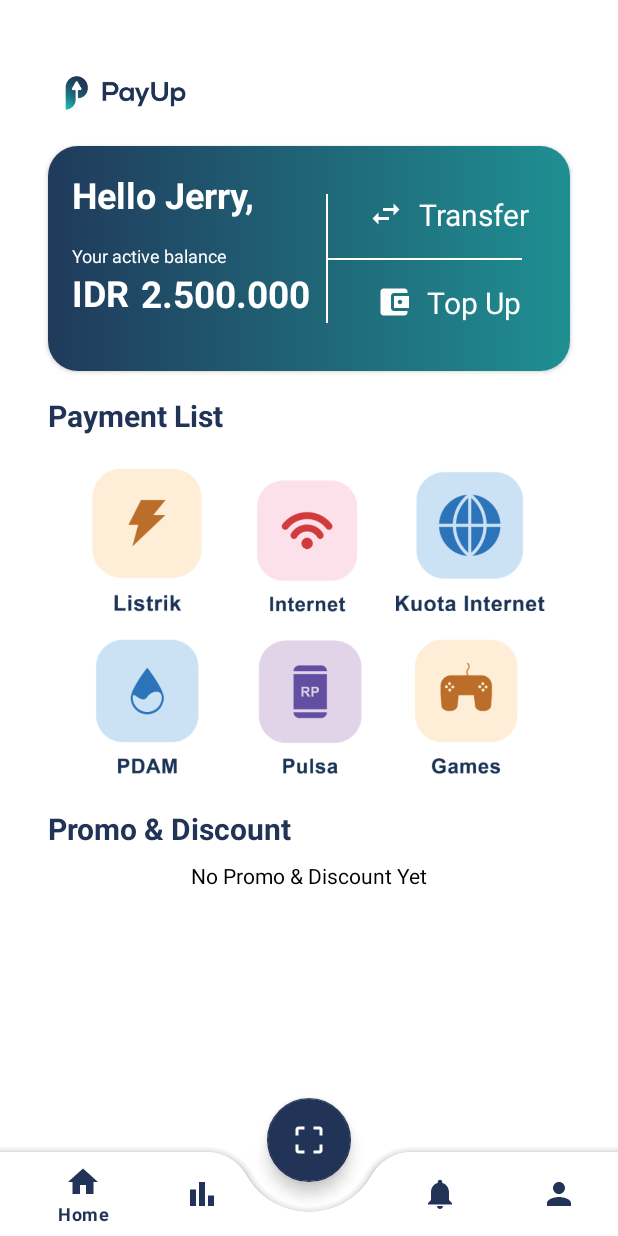
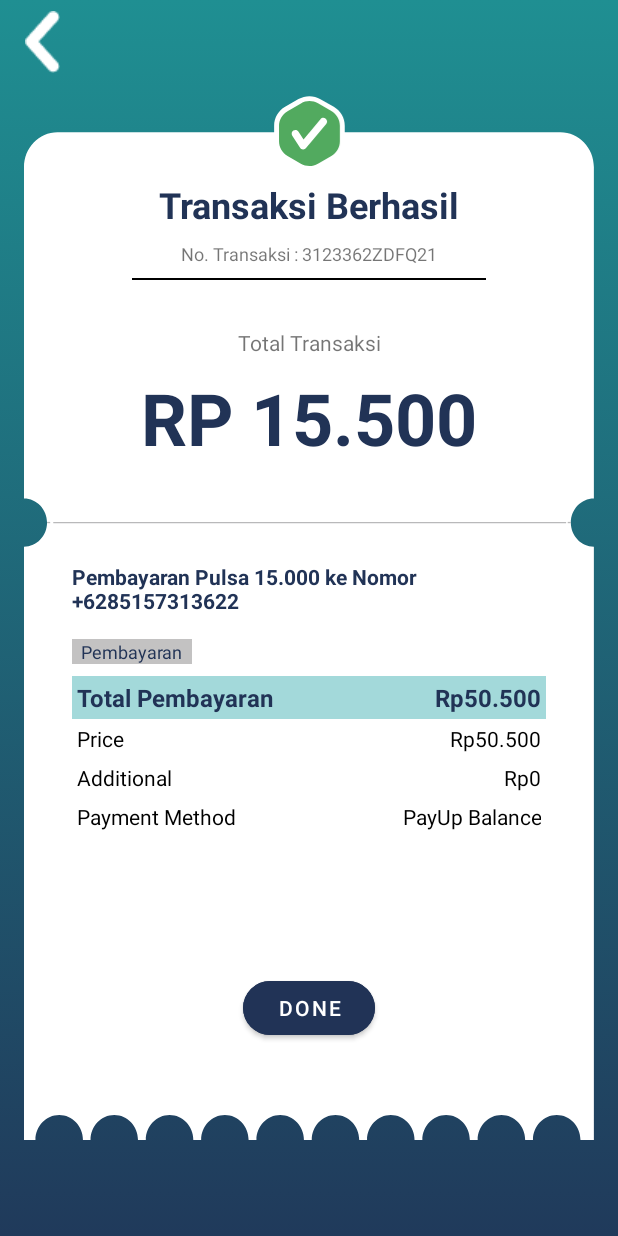
Before and after one commit to zeromonkey23/payup, an Android app: the QuotaActivity screen opened directly, with no data from a screen before it, after a tap on "BAYAR", on a phone screen of 412 x 824 dp. Run offline under Robolectric (Android 15) with nearby library versions, the phone set to English and light mode, and no system bars.

Commit message:
feat: implementing payment transaction ui

```diff
--- a/app/src/main/AndroidManifest.xml
+++ b/app/src/main/AndroidManifest.xml
@@ -33,6 +33,7 @@
             <meta-data android:name="android.app.lib_name" android:value=""/>
         </activity>
         <activity android:name=".ui.quota.QuotaActivity" />
+        <activity android:name=".ui.payment.PaymentActivity" />
     </application>
 
 </manifest>
--- /dev/null
+++ b/app/src/main/java/com/unikom/payup/ui/payment/PaymentActivity.kt
@@ -0,0 +1,63 @@
+package com.unikom.payup.ui.payment
+
+import android.content.Intent
+import android.os.Bundle
+import android.text.Editable
+import android.text.TextWatcher
+import android.view.MenuItem
+import android.widget.EditText
+import androidx.appcompat.app.AppCompatActivity
+import com.unikom.payup.databinding.ActivityPaymentBinding
+import com.unikom.payup.ui.main.MainActivity
+
+
+class PaymentActivity : AppCompatActivity() {
+
+    private lateinit var binding: ActivityPaymentBinding
+
+    override fun onCreate(savedInstanceState: Bundle?) {
+        super.onCreate(savedInstanceState)
+
+        binding = ActivityPaymentBinding.inflate(layoutInflater)
+        setContentView(binding.root)
+
+        setSupportActionBar(binding.toolbar3)
+        supportActionBar?.setDisplayHomeAsUpEnabled(true)
+        supportActionBar?.setDisplayShowTitleEnabled(false)
+        val submit = binding.submit
+
+        submit.setOnClickListener {
+            submitForm()
+        }
+    }
+
+    override fun onOptionsItemSelected(item: MenuItem): Boolean {
+        when (item.itemId) {
+            android.R.id.home -> {
+                finish()
+                return true
+            }
+        }
+        return super.onOptionsItemSelected(item)
+    }
+
+    private fun submitForm() {
+        val mainActivityIntent = Intent(this, MainActivity::class.java)
+        startActivity(mainActivityIntent)
+    }
+}
+
+/**
+ * Extension function to simplify setting an afterTextChanged action to EditText components.
+ */
+fun EditText.afterTextChanged(afterTextChanged: (String) -> Unit) {
+    this.addTextChangedListener(object : TextWatcher {
+        override fun afterTextChanged(editable: Editable?) {
+            afterTextChanged.invoke(editable.toString())
+        }
+
+        override fun beforeTextChanged(s: CharSequence, start: Int, count: Int, after: Int) {}
+
+        override fun onTextChanged(s: CharSequence, start: Int, before: Int, count: Int) {}
+    })
+}
--- a/app/src/main/java/com/unikom/payup/ui/quota/QuotaActivity.kt
+++ b/app/src/main/java/com/unikom/payup/ui/quota/QuotaActivity.kt
@@ -9,6 +9,7 @@ import androidx.appcompat.app.AppCompatActivity
 import com.unikom.payup.R
 import com.unikom.payup.databinding.ActivityQuotaBinding
 import com.unikom.payup.ui.main.MainActivity
+import com.unikom.payup.ui.payment.PaymentActivity
 import kotlinx.android.synthetic.main.activity_quota.quota1
 import kotlinx.android.synthetic.main.activity_quota.quota2
 import kotlinx.android.synthetic.main.activity_quota.quota3
@@ -92,14 +93,13 @@ class QuotaActivity : AppCompatActivity() {
     }
 
     private fun submitForm() {
-        val welcome = getString(R.string.welcome)
         Toast.makeText(
             applicationContext,
-            "$welcome, you are successfully registered",
+            "Selamat, transaksi anda berhasil!",
             Toast.LENGTH_LONG
         ).show()
 
-        val mainActivityIntent = Intent(this, MainActivity::class.java)
-        startActivity(mainActivityIntent)
+        val paymentIntent = Intent(this, PaymentActivity::class.java)
+        startActivity(paymentIntent)
     }
 }
--- /dev/null
+++ b/app/src/main/res/drawable/bg_receipt.xml
@@ -0,0 +1,24 @@
+<vector xmlns:android="http://schemas.android.com/apk/res/android"
+    android:width="910dp"
+    android:height="1536dp"
+    android:viewportWidth="910"
+    android:viewportHeight="1536">
+  <path
+      android:pathData="M873,595.1C873,615.4 889.5,631.9 909.8,631.9V1535.9H888.4C888.4,1515 871.5,1498 850.5,1498C829.6,1498 812.6,1515 812.6,1535.9H800.1C800.1,1515 783.1,1498 762.2,1498C741.3,1498 724.3,1515 724.3,1535.9H711.8C711.8,1515 694.9,1498 673.9,1498C653,1498 636,1515 636,1535.9H623.5C623.5,1515 606.5,1498 585.6,1498C564.7,1498 547.7,1515 547.7,1535.9H535.2C535.2,1515 518.3,1498 497.3,1498C476.3,1498 459.4,1515 459.4,1535.9H446.9C446.9,1515 429.9,1498 409,1498C388.1,1498 371.1,1515 371.1,1535.9H358.6C358.6,1515 341.7,1498 320.7,1498C299.7,1498 282.8,1515 282.8,1535.9H270.3C270.3,1515 253.3,1498 232.4,1498C211.5,1498 194.5,1515 194.5,1535.9H182C182,1515 165.1,1498 144.1,1498C123.1,1498 106.2,1515 106.2,1535.9H94.1C94.1,1515 77.1,1498 56.2,1498C35.3,1498 18.3,1515 18.3,1535.9H0V631.9C20.3,631.9 36.8,615.4 36.8,595.1C36.8,574.8 20.3,558.3 0,558.3V53.5C0,24 23.9,0.2 53.4,0.2H856.4C885.9,0.2 909.8,24.1 909.8,53.5V558.3C889.5,558.3 873,574.8 873,595.1Z"
+      android:fillColor="#ffffff"/>
+  <path
+      android:pathData="M36.8,595.1H41.8"
+      android:strokeWidth="2"
+      android:fillColor="#00000000"
+      android:strokeColor="#B9B9BA"/>
+  <path
+      android:pathData="M46.7,595.1H865.5"
+      android:strokeWidth="2"
+      android:fillColor="#00000000"
+      android:strokeColor="#B9B9BA"/>
+  <path
+      android:pathData="M868,595.1H873"
+      android:strokeWidth="2"
+      android:fillColor="#00000000"
+      android:strokeColor="#B9B9BA"/>
+</vector>
--- /dev/null
+++ b/app/src/main/res/drawable/checkmark.xml
@@ -0,0 +1,15 @@
+<vector xmlns:android="http://schemas.android.com/apk/res/android"
+    android:width="110dp"
+    android:height="116dp"
+    android:viewportWidth="110"
+    android:viewportHeight="116">
+  <path
+      android:pathData="M54.9,112.2C49.6,112.2 44.4,110.8 39.8,108.2L19.1,96.3C9.8,90.9 4,80.9 4,70.2V46.2C4,35.5 9.8,25.5 19.1,20.1L39.8,8.2C44.4,5.6 49.6,4.2 54.9,4.2C60.2,4.2 65.4,5.6 70,8.2L90.7,20.1C100,25.5 105.8,35.5 105.8,46.2V70.1C105.8,80.8 100,90.8 90.7,96.2L70,108.1C65.4,110.8 60.2,112.2 54.9,112.2Z"
+      android:fillColor="#52AA5F"/>
+  <path
+      android:pathData="M54.9,7.9C59.4,7.9 64,9.1 68.1,11.4L88.8,23.3C96.9,28 102,36.7 102,46.1V70C102,79.4 97,88.1 88.8,92.8L68,104.8C63.9,107.2 59.4,108.3 54.8,108.3C50.3,108.3 45.7,107.1 41.6,104.8L21,92.9C12.9,88.2 7.8,79.5 7.8,70.1V46.2C7.8,36.8 12.8,28.1 21,23.4L41.7,11.5C45.8,9.1 50.3,7.9 54.9,7.9ZM54.9,0.3C49,0.3 43.1,1.9 37.9,4.8L17.2,16.7C6.7,22.7 0.2,34 0.2,46.1V70C0.2,82.1 6.7,93.3 17.2,99.4L37.9,111.3C43.1,114.3 48.9,115.8 54.9,115.8C60.9,115.8 66.7,114.2 71.9,111.3L92.6,99.4C103.1,93.4 109.6,82.1 109.6,70V46.2C109.6,34.1 103.1,22.9 92.6,16.8L71.9,4.9C66.7,1.9 60.8,0.3 54.9,0.3Z"
+      android:fillColor="#ffffff"/>
+  <path
+      android:pathData="M45.3,82.6C45.2,82.6 45.1,82.6 44.9,82.6C43.1,82.5 41.4,81.5 40.4,80L28.3,61.4C26.6,58.7 27.3,55.1 30,53.4C32.7,51.7 36.3,52.4 38,55.1L45.8,67.1L71.9,35.9C74,33.4 77.6,33.1 80.1,35.2C82.6,37.3 82.9,40.9 80.8,43.4L49.6,80.6C48.7,81.8 47,82.6 45.3,82.6Z"
+      android:fillColor="#ffffff"/>
+</vector>
--- /dev/null
+++ b/app/src/main/res/layout/activity_payment.xml
@@ -0,0 +1,259 @@
+<?xml version="1.0" encoding="utf-8"?>
+<androidx.constraintlayout.widget.ConstraintLayout xmlns:android="http://schemas.android.com/apk/res/android"
+        xmlns:app="http://schemas.android.com/apk/res-auto"
+        xmlns:tools="http://schemas.android.com/tools"
+        android:id="@+id/container"
+        android:layout_width="match_parent"
+        android:layout_height="match_parent"
+        android:paddingBottom="@dimen/activity_vertical_margin"
+        android:paddingLeft="@dimen/activity_horizontal_margin"
+        android:paddingRight="@dimen/activity_horizontal_margin"
+        android:paddingTop="@dimen/activity_vertical_margin"
+        android:fitsSystemWindows="true"
+        tools:context=".ui.payment.PaymentActivity"
+        android:background="@drawable/gradient_bg"
+        tools:actionBarNavMode="standard">
+
+    <ImageView
+            android:layout_width="50dp"
+            android:layout_height="50dp"
+            app:srcCompat="@drawable/checkmark"
+            android:id="@+id/imageView3"
+            app:layout_constraintTop_toBottomOf="@+id/toolbar3"
+            app:layout_constraintStart_toStartOf="parent"
+            app:layout_constraintEnd_toEndOf="parent"
+            android:elevation="20dp"
+            android:layout_marginTop="8dp" />
+
+    <androidx.constraintlayout.widget.ConstraintLayout
+            android:layout_width="match_parent"
+            android:layout_height="0dp"
+            app:layout_constraintTop_toBottomOf="@+id/toolbar3"
+            app:layout_constraintStart_toStartOf="parent"
+            app:layout_constraintEnd_toEndOf="parent"
+            app:layout_constraintBottom_toBottomOf="parent"
+            app:layout_constraintVertical_bias="0.0"
+            android:layout_marginTop="32dp"
+            android:background="@drawable/bg_receipt"
+            android:layout_marginEnd="16dp"
+            android:layout_marginStart="16dp"
+            android:layout_marginBottom="64dp"
+            android:id="@+id/constraintLayout"
+            app:layout_constraintHorizontal_bias="1.0">
+
+        <TextView
+                android:text="Transaksi Berhasil"
+                android:layout_width="wrap_content"
+                android:layout_height="wrap_content"
+                android:id="@+id/textView36"
+                app:layout_constraintTop_toTopOf="parent"
+                app:layout_constraintEnd_toEndOf="parent"
+                app:layout_constraintStart_toStartOf="parent"
+                android:layout_marginTop="32dp"
+                android:textStyle="bold"
+                android:textSize="24sp"
+                android:textColor="@color/dark_blue" />
+
+        <TextView
+                android:text="No. Transaksi : 3123362ZDFQ21"
+                android:layout_width="wrap_content"
+                android:layout_height="wrap_content"
+                android:id="@+id/textView37"
+                android:layout_marginTop="8dp"
+                app:layout_constraintTop_toBottomOf="@+id/textView36"
+                app:layout_constraintEnd_toEndOf="parent"
+                app:layout_constraintStart_toStartOf="parent"
+                android:textSize="12sp" />
+
+        <View
+                android:layout_width="0dp"
+                android:layout_height="1dp"
+                android:background="@color/black"
+                app:layout_constraintTop_toBottomOf="@+id/textView37"
+                app:layout_constraintEnd_toEndOf="parent"
+                android:layout_marginEnd="72dp"
+                app:layout_constraintStart_toStartOf="parent"
+                android:layout_marginStart="72dp"
+                android:layout_marginTop="8dp"
+                android:id="@+id/view3" />
+
+        <TextView
+                android:text="Total Transaksi"
+                android:layout_width="wrap_content"
+                android:layout_height="wrap_content"
+                android:id="@+id/textView38"
+                app:layout_constraintTop_toBottomOf="@+id/view3"
+                app:layout_constraintEnd_toEndOf="parent"
+                app:layout_constraintStart_toStartOf="parent"
+                android:layout_marginTop="32dp" />
+
+        <TextView
+                android:text="RP 15.500"
+                android:layout_width="wrap_content"
+                android:layout_height="wrap_content"
+                android:id="@+id/textView39"
+                app:layout_constraintTop_toBottomOf="@+id/textView38"
+                app:layout_constraintEnd_toEndOf="parent"
+                app:layout_constraintStart_toStartOf="parent"
+                android:layout_marginTop="8dp"
+                android:textSize="48sp"
+                android:textStyle="bold"
+                android:textColor="@color/dark_blue" />
+
+        <TextView
+                android:text="Pembayaran Pulsa 15.000 ke Nomor +6285157313622"
+                android:layout_width="240dp"
+                android:layout_height="wrap_content"
+                android:id="@+id/textView40"
+                app:layout_constraintTop_toBottomOf="@+id/textView39"
+                app:layout_constraintStart_toStartOf="parent"
+                android:layout_marginTop="64dp"
+                android:layout_marginStart="32dp"
+                android:textStyle="bold"
+                android:textAlignment="viewStart"
+                android:textColor="@color/dark_blue" />
+
+        <TextView
+                android:text="Pembayaran"
+                android:layout_width="wrap_content"
+                android:layout_height="wrap_content"
+                android:id="@+id/textView41"
+                app:layout_constraintTop_toBottomOf="@+id/textView40"
+                app:layout_constraintStart_toStartOf="parent"
+                android:layout_marginTop="16dp"
+                android:layout_marginStart="32dp"
+                android:textColor="@color/dark_blue"
+                android:background="#C3C2C2"
+                android:textSize="12sp"
+                android:paddingHorizontal="6dp" />
+
+        <TableLayout
+                android:layout_width="0dp"
+                android:layout_height="wrap_content"
+                app:layout_constraintTop_toBottomOf="@+id/textView41"
+                android:layout_marginTop="8dp"
+                android:stretchColumns="1"
+                app:layout_constraintStart_toStartOf="parent"
+                android:layout_marginEnd="32dp"
+                app:layout_constraintEnd_toEndOf="parent"
+                android:layout_marginStart="32dp"
+                android:id="@+id/tableLayout">
+
+            <TableRow
+                    android:layout_width="match_parent"
+                    android:layout_height="match_parent"
+                    android:background="#A3D9DA">
+
+                <TextView
+                        android:layout_height="wrap_content"
+                        android:layout_width="wrap_content"
+                        android:padding="3dip"
+                        android:text="Total Pembayaran"
+                        android:textStyle="bold"
+                        android:textColor="@color/dark_blue"
+                        android:textSize="16sp" />
+
+                <TextView
+                        android:layout_height="wrap_content"
+                        android:layout_width="wrap_content"
+                        android:gravity="right"
+                        android:padding="3dip"
+                        android:text="Rp50.500"
+                        android:textStyle="bold"
+                        android:textColor="@color/dark_blue"
+                        android:textSize="16sp" />
+
+            </TableRow>
+
+            <TableRow
+                    android:layout_width="match_parent"
+                    android:layout_height="match_parent">
+
+                <TextView
+                        android:layout_height="wrap_content"
+                        android:layout_width="wrap_content"
+                        android:padding="3dip"
+                        android:textColor="@color/black"
+                        android:text="Price" />
+
+                <TextView
+                        android:layout_height="wrap_content"
+                        android:layout_width="wrap_content"
+                        android:gravity="right"
+                        android:padding="3dip"
+                        android:textColor="@color/black"
+                        android:text="Rp50.500" />
+
+            </TableRow>
+
+            <TableRow
+                    android:layout_width="match_parent"
+                    android:layout_height="match_parent">
+
+                <TextView
+                        android:layout_height="wrap_content"
+                        android:layout_width="wrap_content"
+                        android:padding="3dip"
+                        android:textColor="@color/black"
+                        android:text="Additional" />
+
+                <TextView
+                        android:layout_height="wrap_content"
+                        android:layout_width="wrap_content"
+                        android:gravity="right"
+                        android:padding="3dip"
+                        android:textColor="@color/black"
+                        android:text="Rp0" />
+
+            </TableRow>
+
+            <TableRow
+                    android:layout_width="match_parent"
+                    android:layout_height="match_parent">
+
+                <TextView
+                        android:layout_height="wrap_content"
+                        android:layout_width="wrap_content"
+                        android:padding="3dip"
+                        android:textColor="@color/black"
+                        android:text="Payment Method" />
+
+                <TextView
+                        android:layout_height="wrap_content"
+                        android:layout_width="wrap_content"
+                        android:gravity="right"
+                        android:padding="3dip"
+                        android:textColor="@color/black"
+                        android:text="PayUp Balance" />
+
+            </TableRow>
+        </TableLayout>
+
+        <Button
+                android:text="Done"
+                android:layout_width="wrap_content"
+                android:layout_height="wrap_content"
+                android:id="@+id/submit"
+                app:layout_constraintBottom_toBottomOf="parent"
+                app:layout_constraintEnd_toEndOf="parent"
+                app:layout_constraintStart_toStartOf="parent"
+                android:layout_marginBottom="64dp"
+                app:cornerRadius="20dp"
+                android:backgroundTint="@color/dark_blue" />
+    </androidx.constraintlayout.widget.ConstraintLayout>
+
+    <androidx.appcompat.widget.Toolbar
+            android:layout_width="0dp"
+            android:layout_height="wrap_content"
+            android:theme="?attr/actionBarTheme"
+            android:minHeight="?attr/actionBarSize"
+            android:id="@+id/toolbar3"
+            app:layout_constraintStart_toStartOf="parent"
+            app:layout_constraintEnd_toEndOf="parent"
+            app:layout_constraintTop_toTopOf="parent"
+            app:layout_constraintHorizontal_bias="0.0"
+            app:navigationIcon="@drawable/back_btn"
+            app:title="Transaksi"
+            app:titleTextColor="@color/white" />
+
+</androidx.constraintlayout.widget.ConstraintLayout>
--- a/app/src/main/res/layout/activity_register.xml
+++ b/app/src/main/res/layout/activity_register.xml
@@ -134,6 +134,7 @@
             app:layout_constraintStart_toStartOf="parent"
             app:layout_constraintEnd_toEndOf="parent"
             app:layout_constraintTop_toTopOf="parent"
-            app:layout_constraintHorizontal_bias="0.0" />
+            app:layout_constraintHorizontal_bias="0.0"
+            app:navigationIcon="@drawable/back_btn" />
 
 </androidx.constraintlayout.widget.ConstraintLayout>
```
